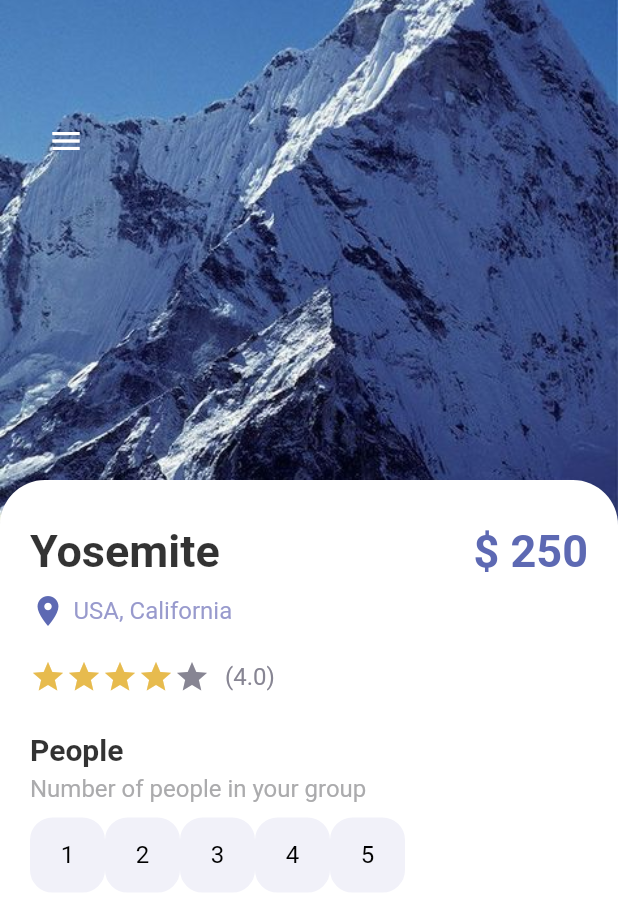
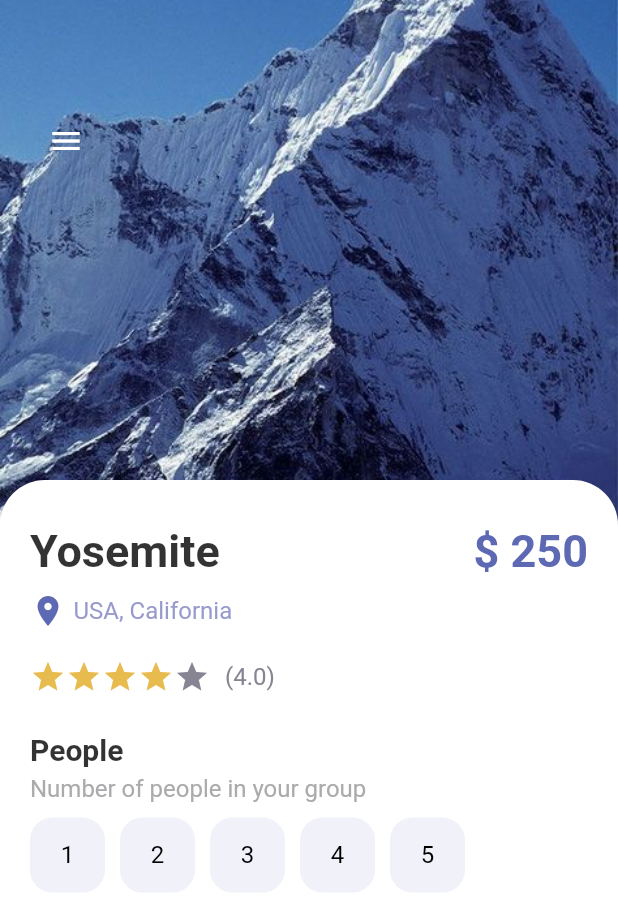
Before and after one commit to sEmoto0808/Flutter-Cubit-Tutorial, a Flutter app: the screen it shows after launch, on a phone screen of 412 x 824 dp. Shown: the top 902 px of the screen. Run offline on Flutter 3.47's test engine with Material 2 defaults, Android fonts, the phone set to English and light mode, and no system bars.

Commit message:
ボタンタップで選択状態を変化

```diff
--- a/cubit_tutorial/lib/pages/detail_page.dart
+++ b/cubit_tutorial/lib/pages/detail_page.dart
@@ -13,6 +13,7 @@ class DetailPage extends StatefulWidget {
 
 class _DetailPageState extends State<DetailPage> {
   int gottenStars = 4;
+  int selectedIndex = -1;
 
   @override
   Widget build(BuildContext context) {
@@ -140,12 +141,28 @@ class _DetailPageState extends State<DetailPage> {
                     Wrap(
                       children: List.generate(
                         5,
-                        (index) => AppButtons(
-                          text: (index + 1).toString(),
-                          color: Colors.black,
-                          backgroundColor: AppColors.buttonBackground,
-                          size: 50,
-                          borderColor: AppColors.buttonBackground,
+                        (index) => GestureDetector(
+                          onTap: () {
+                            setState(() {
+                              selectedIndex = index;
+                            });
+                          },
+                          child: Container(
+                            margin: const EdgeInsets.only(right: 10),
+                            child: AppButtons(
+                              text: (index + 1).toString(),
+                              size: 50,
+                              color: index == selectedIndex
+                                  ? Colors.white
+                                  : Colors.black,
+                              backgroundColor: index == selectedIndex
+                                  ? Colors.black
+                                  : AppColors.buttonBackground,
+                              borderColor: index == selectedIndex
+                                  ? Colors.black
+                                  : AppColors.buttonBackground,
+                            ),
+                          ),
                         ),
                       ),
                     ),
--- a/cubit_tutorial/lib/widgets/app_buttons.dart
+++ b/cubit_tutorial/lib/widgets/app_buttons.dart
@@ -41,7 +41,7 @@ class AppButtons extends StatelessWidget {
               )
             : AppText(
                 text: text!,
-                color: Colors.black,
+                color: color,
               ),
       ),
     );
```
